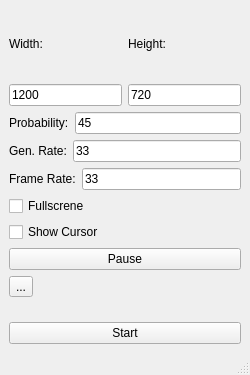
This is mainwindow.ui in mobergmann/white-noise-generator as Qt 5 draws it before an edit. The edited form follows.
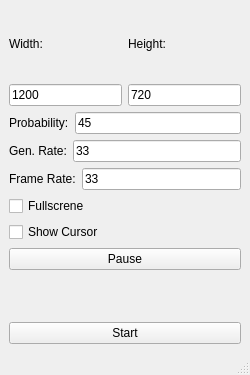
This is the edited form.

Commit message: removed a missplaced widget

The edit to the form file:
```diff
--- a/mainwindow.ui
+++ b/mainwindow.ui
@@ -44,13 +44,6 @@
           </property>
          </widget>
         </item>
-        <item>
-         <widget class="QToolButton" name="toolButton">
-          <property name="text">
-           <string>...</string>
-          </property>
-         </widget>
-        </item>
         <item alignment="Qt::AlignBottom">
          <widget class="QPushButton" name="start_button">
           <property name="text">
```
